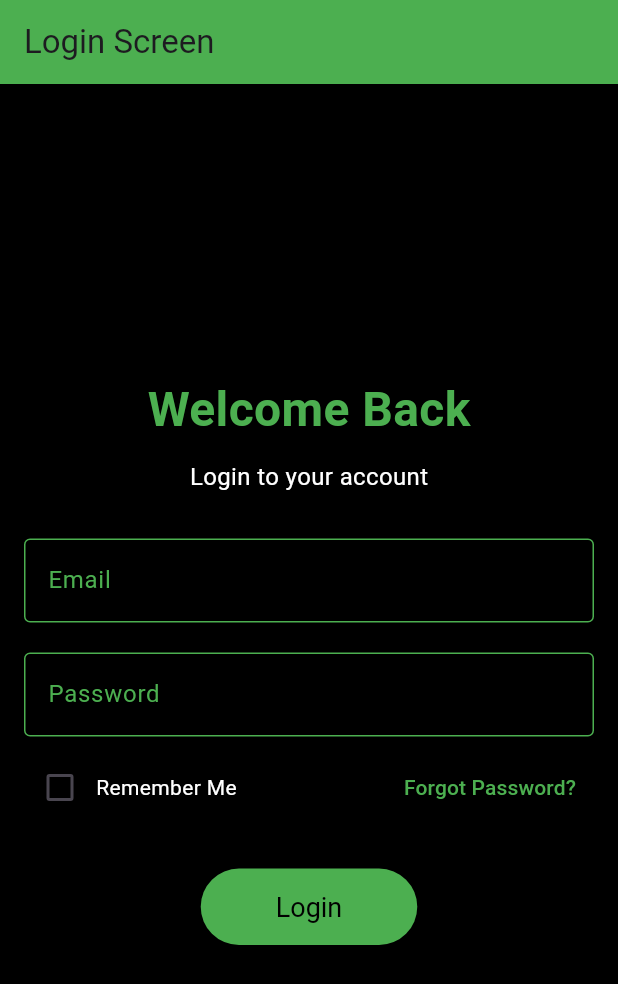
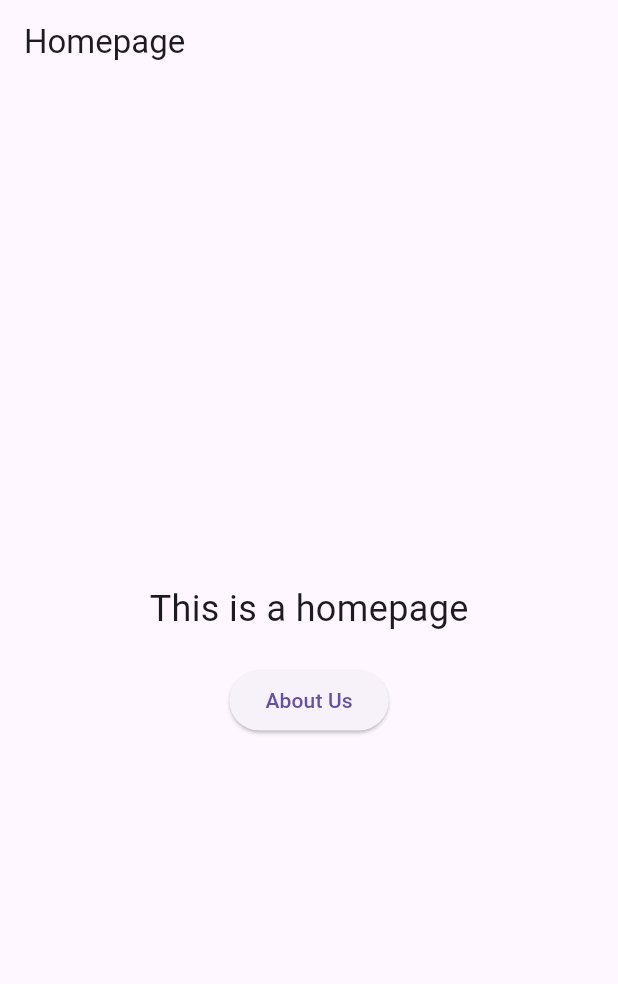
Before and after one commit to Ammarbinyasar/Flutter-fly, a Flutter app: the screen it shows after launch, on a phone screen of 412 x 824 dp. Shown: the top 984 px of the screen. Run offline on Flutter 3.47's test engine with Material 3 defaults, Android fonts, the phone set to English and light mode, and no system bars.

Commit message:
first commit

```diff
--- a/flutter_app/login/lib/main.dart
+++ b/flutter_app/login/lib/main.dart
@@ -1,164 +1,25 @@
 import 'package:flutter/material.dart';
+import 'package:login/pages/home/Home_page.dart';
+import 'package:login/pages/about_us/about_page.dart';
 
-void main() {
-  runApp(MyApp());
+main(){
+  runApp(const Myapp());
 }
 
-class MyApp extends StatelessWidget {
+class Myapp extends StatelessWidget {
+  const Myapp({super.key});
+
   @override
   Widget build(BuildContext context) {
     return MaterialApp(
-      title: 'Login Screen',
       theme: ThemeData(
-        primarySwatch: Colors.green,
-        scaffoldBackgroundColor: Colors.black,
-        inputDecorationTheme: InputDecorationTheme(
-          labelStyle: TextStyle(color: Colors.green),
-          focusedBorder: OutlineInputBorder(
-            borderSide: BorderSide(color: Colors.green),
-          ),
-          enabledBorder: OutlineInputBorder(
-            borderSide: BorderSide(color: Colors.green),
-          ),
-        ),
+        primaryColor: Color.fromARGB(255, 49, 160, 15),
       ),
-      home: LoginScreen(),
+      home: HomePage(),
+      routes: {
+        '/homepage':(context)=>  HomePage(),
+        '/about':(context)=>  AboutPage(),
+      },
     );
   }
 }
-
-class LoginScreen extends StatefulWidget {
-  @override
-  _LoginScreenState createState() => _LoginScreenState();
-}
-
-class _LoginScreenState extends State<LoginScreen> {
-  final _formKey = GlobalKey<FormState>();
-  final TextEditingController _emailController = TextEditingController();
-  final TextEditingController _passwordController = TextEditingController();
-  bool _rememberMe = false;
-
-  void _login() {
-    if (_formKey.currentState?.validate() ?? false) {
-      String email = _emailController.text;
-      String password = _passwordController.text;
-      // Add your login logic here (e.g., authenticate with a server)
-      print('Email: $email, Password: $password');
-    }
-  }
-
-  @override
-  Widget build(BuildContext context) {
-    return Scaffold(
-      appBar: AppBar(
-        title: Text('Login Screen'),
-        backgroundColor: Colors.green,
-      ),
-      body: Padding(
-        padding: EdgeInsets.all(16.0),
-        child: Form(
-          key: _formKey,
-          child: Column(
-            mainAxisAlignment: MainAxisAlignment.center,
-            children: [
-              Text(
-                'Welcome Back',
-                style: TextStyle(
-                  color: Colors.green,
-                  fontSize: 32,
-                  fontWeight: FontWeight.bold,
-                ),
-              ),
-              SizedBox(height: 10),
-              Text(
-                'Login to your account',
-                style: TextStyle(
-                  color: Colors.white,
-                  fontSize: 16,
-                ),
-              ),
-              SizedBox(height: 30),
-              TextFormField(
-                controller: _emailController,
-                decoration: InputDecoration(
-                  labelText: 'Email',
-                  labelStyle: TextStyle(color: Colors.green),
-                ),
-                style: TextStyle(color: Colors.white),
-                keyboardType: TextInputType.emailAddress,
-                validator: (value) {
-                  if (value == null || value.isEmpty) {
-                    return 'Please enter your email';
-                  } else if (!RegExp(r'^[^@]+@[^@]+\.[^@]+').hasMatch(value)) {
-                    return 'Please enter a valid email';
-                  }
-                  return null;
-                },
-              ),
-              SizedBox(height: 20),
-              TextFormField(
-                controller: _passwordController,
-                decoration: InputDecoration(
-                  labelText: 'Password',
-                  labelStyle: TextStyle(color: Colors.green),
-                ),
-                style: TextStyle(color: Colors.white),
-                obscureText: true,
-                validator: (value) {
-                  if (value == null || value.isEmpty) {
-                    return 'Please enter your password';
-                  }
-                  return null;
-                },
-              ),
-              SizedBox(height: 10),
-              Row(
-                mainAxisAlignment: MainAxisAlignment.spaceBetween,
-                children: [
-                  Row(
-                    children: [
-                      Checkbox(
-                        value: _rememberMe,
-                        onChanged: (value) {
-                          setState(() {
-                            _rememberMe = value!;
-                          });
-                        },
-                        activeColor: Colors.green,
-                        checkColor: Colors.black,
-                      ),
-                      Text(
-                        'Remember Me',
-                        style: TextStyle(color: Colors.white),
-                      ),
-                    ],
-                  ),
-                  TextButton(
-                    onPressed: () {
-                      // Handle forgot password action
-                      print('Forgot Password?');
-                    },
-                    child: Text(
-                      'Forgot Password?',
-                      style: TextStyle(color: Colors.green),
-                    ),
-                  ),
-                ],
-              ),
-              SizedBox(height: 30),
-              ElevatedButton(
-                onPressed: _login,
-                child: Text('Login'),
-                style: ElevatedButton.styleFrom(
-                  foregroundColor: Colors.black, backgroundColor: Colors.green,
-                  padding: EdgeInsets.symmetric(horizontal: 50, vertical: 15),
-                  textStyle: TextStyle(fontSize: 18),
-                ),
-              ),
-            ],
-          ),
-        ),
-      ),
-    );
-  }
-}
--- /dev/null
+++ b/flutter_app/login/lib/pages/about_us/about_page.dart
@@ -0,0 +1,18 @@
+import 'package:flutter/material.dart';
+
+class AboutPage extends StatelessWidget {
+  @override
+  Widget build(BuildContext context) {
+    return Scaffold(
+      appBar: AppBar(
+        title: Text('About Us'),
+      ),
+      body: Center(
+        child: Text(
+          'This is the About Us page.',
+          style: TextStyle(fontSize: 24),
+        ),
+      ),
+    );
+  }
+}
--- /dev/null
+++ b/flutter_app/login/lib/pages/home/Home_page.dart
@@ -0,0 +1,31 @@
+import 'package:flutter/material.dart';
+
+
+class HomePage extends StatelessWidget {
+  @override
+  Widget build(BuildContext context) {
+    return Scaffold(
+      appBar: AppBar(
+        title: Text('Homepage'),
+      ),
+      body: Center(
+        child: Column(
+          mainAxisAlignment: MainAxisAlignment.center,
+          children: <Widget>[
+            Text(
+              'This is a homepage',
+              style: TextStyle(fontSize: 24),
+            ),
+            SizedBox(height: 20),
+            ElevatedButton(
+              onPressed: () {
+                Navigator.pushNamed(context, '/about');
+              },
+              child: Text('About Us'),
+            ),
+          ],
+        ),
+      ),
+    );
+  }
+}
```
Also changed, not shown: flutter_app/login/lib/pages/login/login_page.dart (added, +162 -0 lines), 2 other files.
